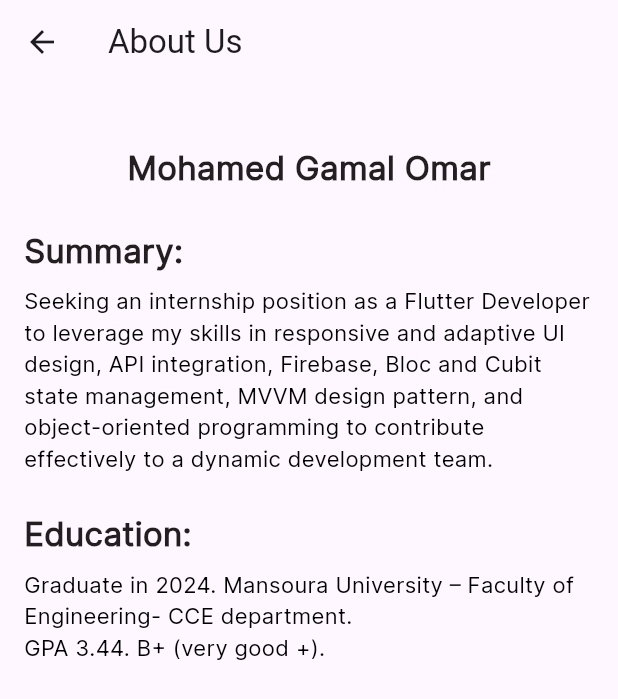
After one commit to Mohamedgamaal16/lask_news_app, a Flutter app: the ProfileView screen opened directly, after a tap on "info", after a tap on "Settings", after a tap on "About Us", on a phone screen of 412 x 824 dp. The commit adds this screen. Shown: the top 699 px of the screen. Run offline on Flutter 3.47's test engine with Material 3 defaults, Android fonts, the light colour scheme and no system bars; our stand-ins replace bloc, dartz, dio, flutter_bloc, font_awesome_flutter, go_router and 4 more; accounts and stored records are empty; network calls fail; project files that could hold a hidden picture were left out.

Commit message:
profile ui done

```diff
--- a/lib/core/utils/app_router.dart
+++ b/lib/core/utils/app_router.dart
@@ -28,8 +28,8 @@ abstract class AppRouter {
     GoRoute(
       path: '/',
       // path: kHomeView,
-      // builder: (context, state) => const CustomBottomNavigationBar(),
-            builder: (context, state) => const HomeView(),
+      builder: (context, state) => const CustomBottomNavigationBar(),
+            // builder: (context, state) => const HomeView(),
 
     ),
     GoRoute(
--- a/lib/core/widgets/custom_bottom_navigation_bar.dart
+++ b/lib/core/widgets/custom_bottom_navigation_bar.dart
@@ -7,6 +7,7 @@ import 'package:trendspot_newes_app/core/utils/app_styles.dart';
 
 import 'package:trendspot_newes_app/features/explore/presention/explore_view.dart';
 import 'package:trendspot_newes_app/features/home/presention/home_view.dart';
+import 'package:trendspot_newes_app/features/profile/presention/profile_view.dart';
 
 class CustomBottomNavigationBar extends StatefulWidget {
   const CustomBottomNavigationBar({super.key});
@@ -18,7 +19,11 @@ class CustomBottomNavigationBar extends StatefulWidget {
 
 class _CustomBottomNavigationBarState extends State<CustomBottomNavigationBar> {
   int _currentIndex = 0;
-  final List<Widget> _widgetsOptions = [const HomeView(), const ExploreView()];
+  final List<Widget> _widgetsOptions = [
+    const HomeView(),
+    const ExploreView(),
+    const ProfileView()
+  ];
   @override
   Widget build(BuildContext context) {
     return Scaffold(
@@ -63,11 +68,6 @@ class _CustomBottomNavigationBarState extends State<CustomBottomNavigationBar> {
                           iconColor: Colors.black,
                         ),
                         GButton(
-                          icon: FontAwesomeIcons.bookmark,
-                          text: 'Bookmark',
-                          iconColor: Colors.black,
-                        ),
-                        GButton(
                           icon: FontAwesomeIcons.user,
                           text: 'Profile',
                           iconColor: Colors.black,
--- a/lib/core/widgets/view_single_item_view/presention/widgets/single_item_display_body.dart
+++ b/lib/core/widgets/view_single_item_view/presention/widgets/single_item_display_body.dart
@@ -91,9 +91,11 @@ class TextInContainer extends StatelessWidget {
                     const SizedBox(
                       width: 8,
                     ),
-                    Text(
-                      exploreSingleItemModel.date,
-                      style: AppStyles.interStyleRegular12(context),
+                    Expanded(
+                      child: Text(
+                        exploreSingleItemModel.date,
+                        style: AppStyles.interStyleRegular12(context),
+                      ),
                     )
                   ],
                 ),
--- /dev/null
+++ b/lib/features/profile/presention/profile_view.dart
@@ -0,0 +1,17 @@
+import 'package:flutter/material.dart';
+import 'package:trendspot_newes_app/features/profile/presention/widgets/profile_view_body.dart';
+
+class ProfileView extends StatelessWidget {
+  const ProfileView({super.key});
+
+  @override
+  Widget build(BuildContext context) {
+    return  SafeArea(
+        child: Scaffold(
+            backgroundColor: Colors.white,
+            body: Padding(
+              padding: EdgeInsets.all(18.0),
+              child: ProfileViewBody(),
+            )));
+  }
+}
--- /dev/null
+++ b/lib/features/profile/presention/widgets/about_us.dart
@@ -0,0 +1,55 @@
+// about_us_page.dart
+
+import 'package:flutter/material.dart';
+import 'package:trendspot_newes_app/core/utils/app_styles.dart';
+
+class AboutUsPage extends StatelessWidget {
+  const AboutUsPage({super.key});
+
+  @override
+  Widget build(BuildContext context) {
+    return Scaffold(
+      appBar: AppBar(
+        title: const Text('About Us'),
+      ),
+      body: SingleChildScrollView(
+        padding: const EdgeInsets.all(16.0),
+        child: Column(
+          crossAxisAlignment: CrossAxisAlignment.start,
+          children: [
+                        const SizedBox(height: 24.0),
+
+            Center(
+              child: Text('Mohamed Gamal Omar',
+                  style: AppStyles.interStyleSemiBold24(context)),
+            ),
+            const SizedBox(height: 24.0),
+            Text('Summary:', style: AppStyles.interStyleSemiBold24(context)),
+            const SizedBox(height: 8.0),
+            Text(
+              'Seeking an internship position as a Flutter Developer to leverage my skills in responsive and adaptive UI design, API integration, Firebase, Bloc and Cubit state management, MVVM design pattern, and object-oriented programming to contribute effectively to a dynamic development team.',
+              style: AppStyles.interStyleRegular16(context)
+                  .copyWith(color: Colors.black),
+            ),
+            const SizedBox(height: 24.0),
+            Text(
+              'Education:',
+              style: AppStyles.interStyleSemiBold24(context),
+            ),
+            const SizedBox(height: 8.0),
+            Text(
+              'Graduate in 2024. Mansoura University – Faculty of Engineering- CCE department.',
+              style: AppStyles.interStyleRegular16(context)
+                  .copyWith(color: Colors.black),
+            ),
+            Text(
+              'GPA 3.44. B+ (very good +).',
+              style: AppStyles.interStyleRegular16(context)
+                  .copyWith(color: Colors.black),
+            ),
+          ],
+        ),
+      ),
+    );
+  }
+}
--- /dev/null
+++ b/lib/features/profile/presention/widgets/profile_header.dart
@@ -0,0 +1,43 @@
+import 'package:flutter/foundation.dart';
+import 'package:flutter/material.dart';
+import 'package:trendspot_newes_app/core/utils/app_styles.dart';
+
+class ProfileHeader extends StatelessWidget {
+  const ProfileHeader({super.key});
+
+  @override
+  Widget build(BuildContext context) {
+    return Padding(
+      padding: const EdgeInsets.only(top: 24.0),
+      child: Row(
+        children: [
+          Container(
+            width: 120,
+            height: 120,
+            decoration: ShapeDecoration(
+              image: const DecorationImage(
+                image: AssetImage("assets/images/business.jpg"),
+                fit: BoxFit.cover,
+              ),
+              shape: RoundedRectangleBorder(
+                side: const BorderSide(
+                  width: 2,
+                  strokeAlign: BorderSide.strokeAlignOutside,
+                  color: Colors.white,
+                ),
+                borderRadius: BorderRadius.circular(78),
+              ),
+            ),
+          ),
+          Padding(
+            padding: const EdgeInsets.symmetric(horizontal: 24.0),
+            child: Text(
+              'Dianne Russell',
+              style: AppStyles.interStyleSemiBold24(context),
+            ),
+          )
+        ],
+      ),
+    );
+  }
+}
--- /dev/null
+++ b/lib/features/profile/presention/widgets/profile_view_body.dart
@@ -0,0 +1,98 @@
+import 'package:flutter/foundation.dart';
+import 'package:flutter/material.dart';
+import 'package:font_awesome_flutter/font_awesome_flutter.dart';
+import 'package:trendspot_newes_app/core/utils/app_styles.dart';
+import 'package:trendspot_newes_app/features/profile/presention/widgets/about_us.dart';
+import 'package:trendspot_newes_app/features/profile/presention/widgets/profile_header.dart';
+
+class ProfileViewBody extends StatelessWidget {
+  const ProfileViewBody({super.key});
+
+  @override
+  Widget build(BuildContext context) {
+    return CustomScrollView(
+      slivers: [
+        const SliverToBoxAdapter(child: ProfileHeader()),
+        const SliverToBoxAdapter(
+          child: Divider(
+            height: 50,
+          ),
+        ),
+        SliverToBoxAdapter(
+          child: ExpansionTile(
+            title: Text(
+              'info',
+              style: AppStyles.interStyleSemiBold20(context)
+                  .copyWith(color: Colors.black),
+            ),
+            shape: const Border(),
+            children: [
+              ListTile(
+                leading: const Icon(
+                  FontAwesomeIcons.user,
+                  size: 18,
+                ),
+                title: Text(
+                  'Name',
+                  style: AppStyles.interStyleSemiBold16(context)
+                      .copyWith(color: Colors.black),
+                ),
+              ),
+              ListTile(
+                leading: const Icon(
+                  FontAwesomeIcons.envelope,
+                  size: 18,
+                ),
+                title: Text(
+                  'Email',
+                  style: AppStyles.interStyleSemiBold16(context)
+                      .copyWith(color: Colors.black),
+                ),
+              ),
+              ListTile(
+                leading: const Icon(
+                  FontAwesomeIcons.phone,
+                  size: 18,
+                ),
+                title: Text(
+                  'phone',
+                  style: AppStyles.interStyleSemiBold16(context)
+                      .copyWith(color: Colors.black),
+                ),
+              ),
+            ],
+          ),
+        ),
+        SliverToBoxAdapter(
+          child: ExpansionTile(
+            title: Text(
+              'Settings',
+              style: AppStyles.interStyleSemiBold20(context)
+                  .copyWith(color: Colors.black),
+            ),
+            shape: const Border(),
+            children: [
+              ListTile(
+                title: InkWell(
+                  onTap: () {
+                    Navigator.push(
+                      context,
+                      MaterialPageRoute(
+                          builder: (context) =>
+                              AboutUsPage()), // Navigate to AboutUsPage
+                    );
+                  },
+                  child: Text(
+                    'About Us',
+                    style: AppStyles.interStyleSemiBold16(context)
+                        .copyWith(color: Colors.black),
+                  ),
+                ),
+              ),
+            ],
+          ),
+        )
+      ],
+    );
+  }
+}
```
Also changed, not shown: lib/core/models/article_model.dart (line endings or trailing spaces).
